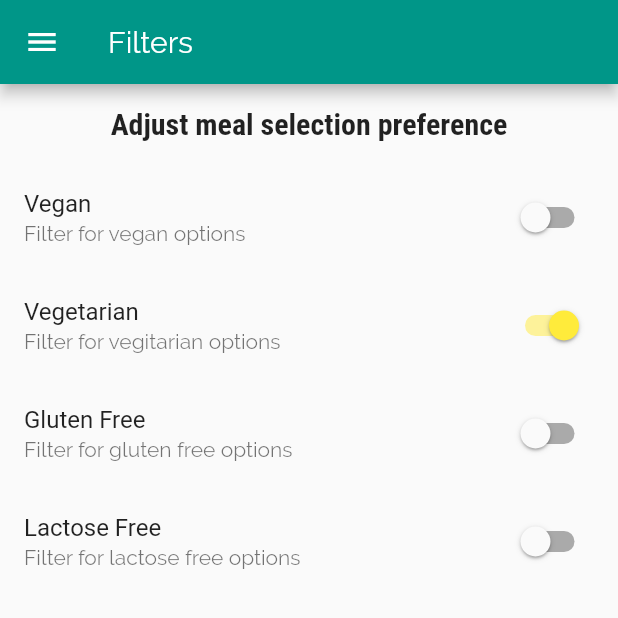
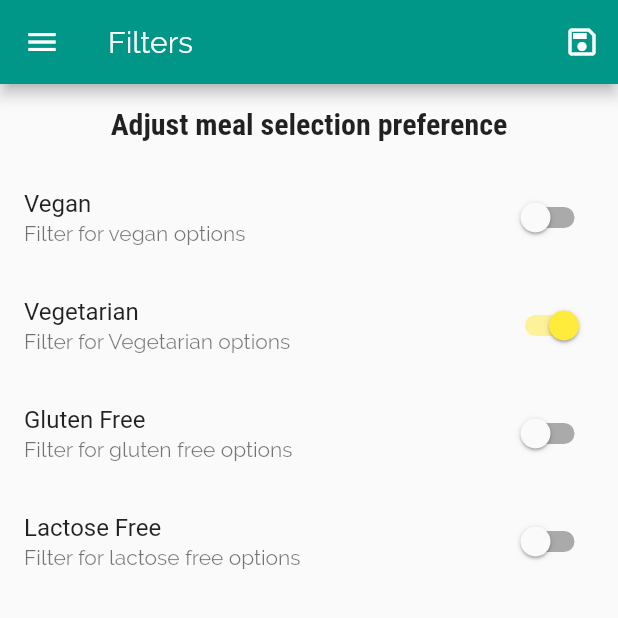
Before and after one commit to jemcmullin/meals_app_flutter_udemy, a Flutter app: the FiltersScreen screen opened by its route, after a tap on "Vegetarian", on a phone screen of 412 x 824 dp, the top half of it. Run offline on Flutter 3.47's test engine with Material 2 defaults, Android fonts, the phone set to English and light mode, and no system bars.

Commit message:
Filtering function added

```diff
--- a/lib/main.dart
+++ b/lib/main.dart
@@ -1,15 +1,49 @@
 import 'package:flutter/material.dart';
 
+import './data/dummy_data.dart';
 import './screens/filters_screen.dart';
 import './screens/tabs_screen.dart';
 import './screens/meal_details_screen.dart';
 import './screens/category_meals_screen.dart';
+import './models/meal.dart';
 
 void main() {
   runApp(MyApp());
 }
 
-class MyApp extends StatelessWidget {
+class MyApp extends StatefulWidget {
+  @override
+  _MyAppState createState() => _MyAppState();
+}
+
+class _MyAppState extends State<MyApp> {
+  Map<String, bool> _filters = {
+    'vegan': false,
+    'vegetarian': false,
+    'glutenFree': false,
+    'lactoseFree': false,
+  };
+  List<Meal> _availableMeals = DUMMY_MEALS;
+  void _setFilters(Map<String, bool> savedFilters) {
+    setState(() {
+      _filters = savedFilters;
+
+      _availableMeals = DUMMY_MEALS.where((meal) {
+        if (_filters['vegan'] && !meal.isVegan) {
+          return false;
+        } else if (_filters['vegetarian'] && !meal.isVegetarian) {
+          return false;
+        } else if (_filters['glutenFree'] && !meal.isGlutenFree) {
+          return false;
+        } else if (_filters['lactoseFree'] && !meal.isLactoseFree) {
+          return false;
+        } else {
+          return true;
+        }
+      }).toList();
+    });
+  }
+
   @override
   Widget build(BuildContext context) {
     return MaterialApp(
@@ -34,9 +68,11 @@ class MyApp extends StatelessWidget {
       ),
       home: TabsScreen(),
       routes: {
-        CategoryMealsScreen.routeName: (context) => CategoryMealsScreen(),
+        CategoryMealsScreen.routeName: (context) =>
+            CategoryMealsScreen(_availableMeals),
         MealDetailScreen.routeName: (context) => MealDetailScreen(),
-        FiltersScreen.routeName: (context) => FiltersScreen(),
+        FiltersScreen.routeName: (context) =>
+            FiltersScreen(_setFilters, _filters),
       },
       onUnknownRoute: (settings) => MaterialPageRoute(
         builder: (context) => TabsScreen(),
--- a/lib/screens/favorites_screen.dart
+++ b/lib/screens/favorites_screen.dart
@@ -5,7 +5,7 @@ class FavoritesScreen extends StatelessWidget {
   @override
   Widget build(BuildContext context) {
     return Center(
-      child: Text('Favorities'),
+      child: Text('Favorities will eventually be implemented'),
     );
   }
 }
--- a/lib/screens/filters_screen.dart
+++ b/lib/screens/filters_screen.dart
@@ -3,6 +3,11 @@ import '../widgets/main_drawer.dart';
 
 class FiltersScreen extends StatefulWidget {
   static const routeName = '/filters';
+
+  final Function handleSave;
+  final Map<String, bool> setFilters;
+
+  FiltersScreen(this.handleSave, this.setFilters);
 
   @override
   _FiltersScreenState createState() => _FiltersScreenState();
@@ -10,15 +15,37 @@ class FiltersScreen extends StatefulWidget {
 
 class _FiltersScreenState extends State<FiltersScreen> {
   var _filterForVegan = false;
-  var _filterForVegitarian = false;
+  var _filterForVegetarian = false;
   var _filterForLactoseFree = false;
   var _filterForGlutenFree = false;
+
+  @override
+  void initState() {
+    super.initState();
+    _filterForVegan = widget.setFilters['vegan'];
+    _filterForVegetarian = widget.setFilters['vegetarian'];
+    _filterForLactoseFree = widget.setFilters['lactoseFree'];
+    _filterForGlutenFree = widget.setFilters['glutenFree'];
+  }
 
   @override
   Widget build(BuildContext context) {
     return Scaffold(
       appBar: AppBar(
         title: Text('Filters'),
+        actions: [
+          IconButton(
+              icon: Icon(Icons.save_outlined),
+              onPressed: () {
+                final selectedFilters = {
+                  'vegan': _filterForVegan,
+                  'vegetarian': _filterForVegetarian,
+                  'glutenFree': _filterForGlutenFree,
+                  'lactoseFree': _filterForLactoseFree,
+                };
+                widget.handleSave(selectedFilters);
+              }),
+        ],
       ),
       drawer: MainDrawer(),
       body: Column(
@@ -43,11 +70,11 @@ class _FiltersScreenState extends State<FiltersScreen> {
                 ),
                 SwitchListTile.adaptive(
                   title: Text('Vegetarian'),
-                  subtitle: Text('Filter for vegitarian options'),
-                  value: _filterForVegitarian,
+                  subtitle: Text('Filter for Vegetarian options'),
+                  value: _filterForVegetarian,
                   onChanged: (newValue) {
                     setState(() {
-                      _filterForVegitarian = newValue;
+                      _filterForVegetarian = newValue;
                     });
                   },
                 ),
```
Also changed, not shown: lib/screens/category_meals_screen.dart (+30 -9 lines), lib/screens/meal_details_screen.dart (+5 -5 lines).
